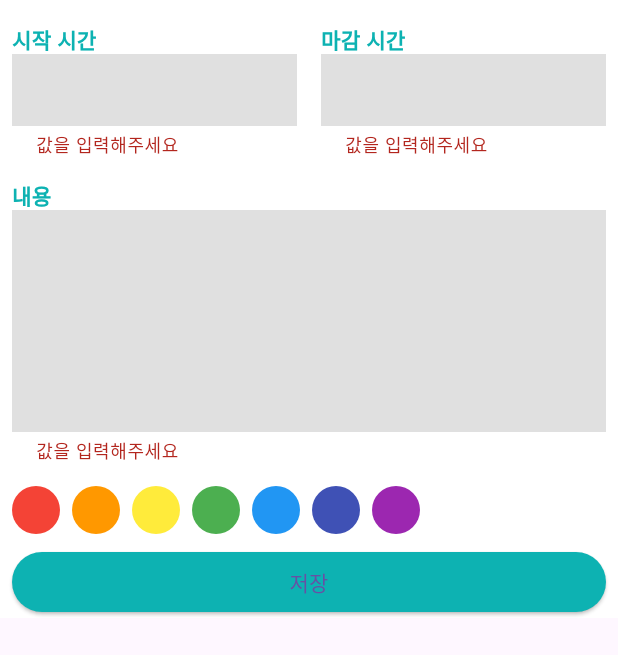
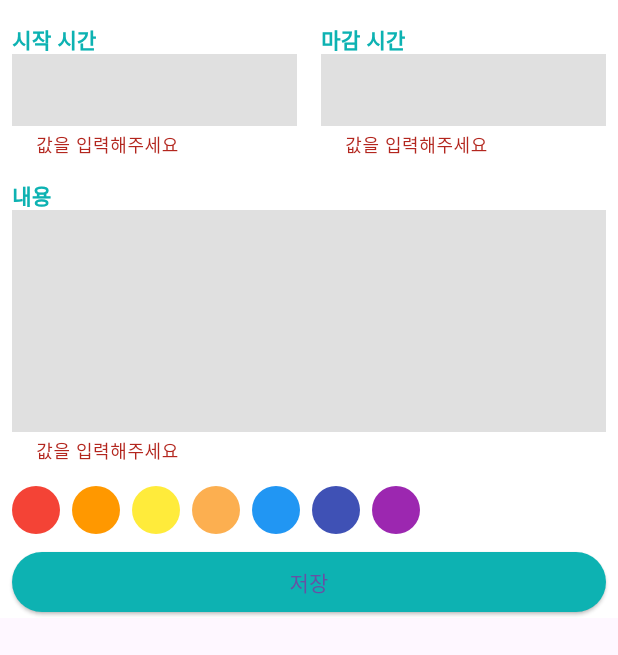
Before and after one commit to iammoong/calender_scheduler, a Flutter app: the ScheduleBottomSheet widget shown alone on an empty page, opened directly, on a phone screen of 412 x 824 dp. Shown: the top 655 px of the screen. Run offline on Flutter 3.47's test engine with Material 3 defaults, Android fonts, the phone set to English and light mode, and no system bars; our stand-ins replace drift, get_it, table_calendar; accounts and stored records are empty; generated files the repository leaves out were written again.

Commit message:
색상 정보를 데이터베이스에서 가져오기

```diff
--- a/lib/component/calendar.dart
+++ b/lib/component/calendar.dart
@@ -40,6 +40,7 @@ class Calendar extends StatelessWidget {
         ),
       ),
       calendarStyle: CalendarStyle(
+
         isTodayHighlighted: false,
         defaultDecoration: defaultBoxDeco,
         weekendDecoration: defaultBoxDeco,
--- a/lib/main.dart
+++ b/lib/main.dart
@@ -1,6 +1,7 @@
 import 'package:calender_scheduler/screen/home_screen.dart';
 import 'package:drift/drift.dart';
 import 'package:flutter/material.dart';
+import 'package:get_it/get_it.dart';
 import 'package:intl/date_symbol_data_local.dart';
 import 'package:calender_scheduler/database/drift_database.dart';
 
@@ -28,6 +29,8 @@ void main() async {
 
   final database = LocalDatabase();
 
+  GetIt.I.registerSingleton<LocalDatabase>(database);
+
   final colors = await database.getCategoryColors();
 
   if(colors.isEmpty) {
--- a/lib/schedule_bottom_sheet.dart
+++ b/lib/schedule_bottom_sheet.dart
@@ -1,6 +1,10 @@
 import 'package:calender_scheduler/component/custom_text_field.dart';
 import 'package:calender_scheduler/const/colors.dart';
+import 'package:calender_scheduler/database/drift_database.dart';
+import 'package:calender_scheduler/model/category_color.dart';
 import 'package:flutter/material.dart';
+import 'package:get_it/get_it.dart';
+import 'package:calender_scheduler/database/drift_database.dart';
 
 class ScheduleBottomSheet extends StatefulWidget {
   const ScheduleBottomSheet({super.key});
@@ -21,7 +25,7 @@ class _ScheduleBottomSheetState extends State<ScheduleBottomSheet> {
     final bottomInset = MediaQuery.of(context).viewInsets.bottom;
 
     return GestureDetector(
-      onTap: (){
+      onTap: () {
         FocusScope.of(context).requestFocus(FocusNode());
       },
       child: SafeArea(
@@ -39,23 +43,41 @@ class _ScheduleBottomSheetState extends State<ScheduleBottomSheet> {
                   crossAxisAlignment: CrossAxisAlignment.start,
                   children: [
                     _Time(
-                        onStartSaved: (String? val){
+                      onStartSaved: (String? val) {
                         startTime = int.parse(val!);
                       },
-                        onEndSaved: (String? val){
+                      onEndSaved: (String? val) {
                         endTime = int.parse(val!);
                       },
                     ),
-                    SizedBox(height: 16.0,),
+                    SizedBox(
+                      height: 16.0,
+                    ),
                     _Contents(
-                        onSaved: (String? val){
+                      onSaved: (String? val) {
                         content = val;
                       },
                     ),
-                    SizedBox(height: 16.0,),
-                    _ColorPicker(),
-                    SizedBox(height: 8.0,),
-                    _SaveButton(onPressed: onSavePressed,
+                    SizedBox(
+                      height: 16.0,
+                    ),
+                    FutureBuilder<List<CategoryColor>>(
+                        future: GetIt.I<LocalDatabase>().getCategoryColors(),
+                        builder: (context, snapshot) {
+                          return _ColorPicker(
+                            colors: snapshot.hasData
+                                ? snapshot.data!
+                                    .map((e) =>
+                                        Color(int.parse('FF${e.hexCode}', radix: 16)))
+                                    .toList()
+                                : [],
+                          );
+                        }),
+                    SizedBox(
+                      height: 8.0,
+                    ),
+                    _SaveButton(
+                      onPressed: onSavePressed,
                     ),
                   ],
                 ),
@@ -67,17 +89,16 @@ class _ScheduleBottomSheetState extends State<ScheduleBottomSheet> {
     );
   }
 
-  void onSavePressed(){
+  void onSavePressed() {
     //formKey는 생성을 했는데
     //Form 위젯과 결합을 안 했을 때
-    if(formKey.currentState == null) {
+    if (formKey.currentState == null) {
       return;
     }
 
-    if(formKey.currentState!.validate()) {
+    if (formKey.currentState!.validate()) {
       print('에러가 없습니다.');
       formKey.currentState!.save();
-
     } else {
       print('에러가 있습니다.');
     }
@@ -88,31 +109,26 @@ class _Time extends StatelessWidget {
   final FormFieldSetter<String> onStartSaved;
   final FormFieldSetter<String> onEndSaved;
 
-  const _Time({
-    required this.onStartSaved,
-    required this.onEndSaved,
-    Key? key}
-      ) : super (key: key);
+  const _Time({required this.onStartSaved, required this.onEndSaved, Key? key})
+      : super(key: key);
 
   @override
   Widget build(BuildContext context) {
-    return  Row(
+    return Row(
       children: [
         Expanded(
             child: CustomTextField(
           label: '시작 시간',
           isTime: true,
           onSaved: onStartSaved,
-            )
-        ),
+        )),
         SizedBox(width: 16.0),
         Expanded(
             child: CustomTextField(
           label: '마감 시간',
           isTime: true,
           onSaved: onEndSaved,
-            )
-        ),
+        )),
       ],
     );
   }
@@ -121,14 +137,11 @@ class _Time extends StatelessWidget {
 class _Contents extends StatelessWidget {
   final FormFieldSetter<String> onSaved;
 
-  const _Contents({
-    required this.onSaved,
-    Key? key
-  }) :super (key: key);
+  const _Contents({required this.onSaved, Key? key}) : super(key: key);
 
   @override
   Widget build(BuildContext context) {
-    return  Expanded(
+    return Expanded(
       child: CustomTextField(
         label: '내용',
         isTime: false,
@@ -139,24 +152,22 @@ class _Contents extends StatelessWidget {
 }
 
 class _ColorPicker extends StatelessWidget {
-  const _ColorPicker({super.key});
+  final List<Color> colors;
+
+  const _ColorPicker({
+    required this.colors,
+    Key? key,
+  }) : super(key: key);
 
   @override
   Widget build(BuildContext context) {
     return Wrap(
       spacing: 8.0,
       runSpacing: 10.0,
-      children: [
-        renderColor(Colors.red),
-        renderColor(Colors.orange),
-        renderColor(Colors.yellow),
-        renderColor(Colors.green),
-        renderColor(Colors.blue),
-        renderColor(Colors.indigo),
-        renderColor(Colors.purple),
-      ],
+      children: colors.map((e) => renderColor(e)).toList(),
     );
   }
+
   Widget renderColor(Color color) {
     return Container(
       decoration: BoxDecoration(
@@ -172,10 +183,7 @@ class _ColorPicker extends StatelessWidget {
 class _SaveButton extends StatelessWidget {
   final VoidCallback onPressed;
 
-  const _SaveButton({
-    required this.onPressed,
-    Key? key}
-      ) : super(key: key);
+  const _SaveButton({required this.onPressed, Key? key}) : super(key: key);
 
   @override
   Widget build(BuildContext context) {
```
Also changed, not shown: pubspec.yaml (+6 -5 lines), pubspec.lock, 1 other file. Lines whose indentation alone changed are shown as unchanged.
